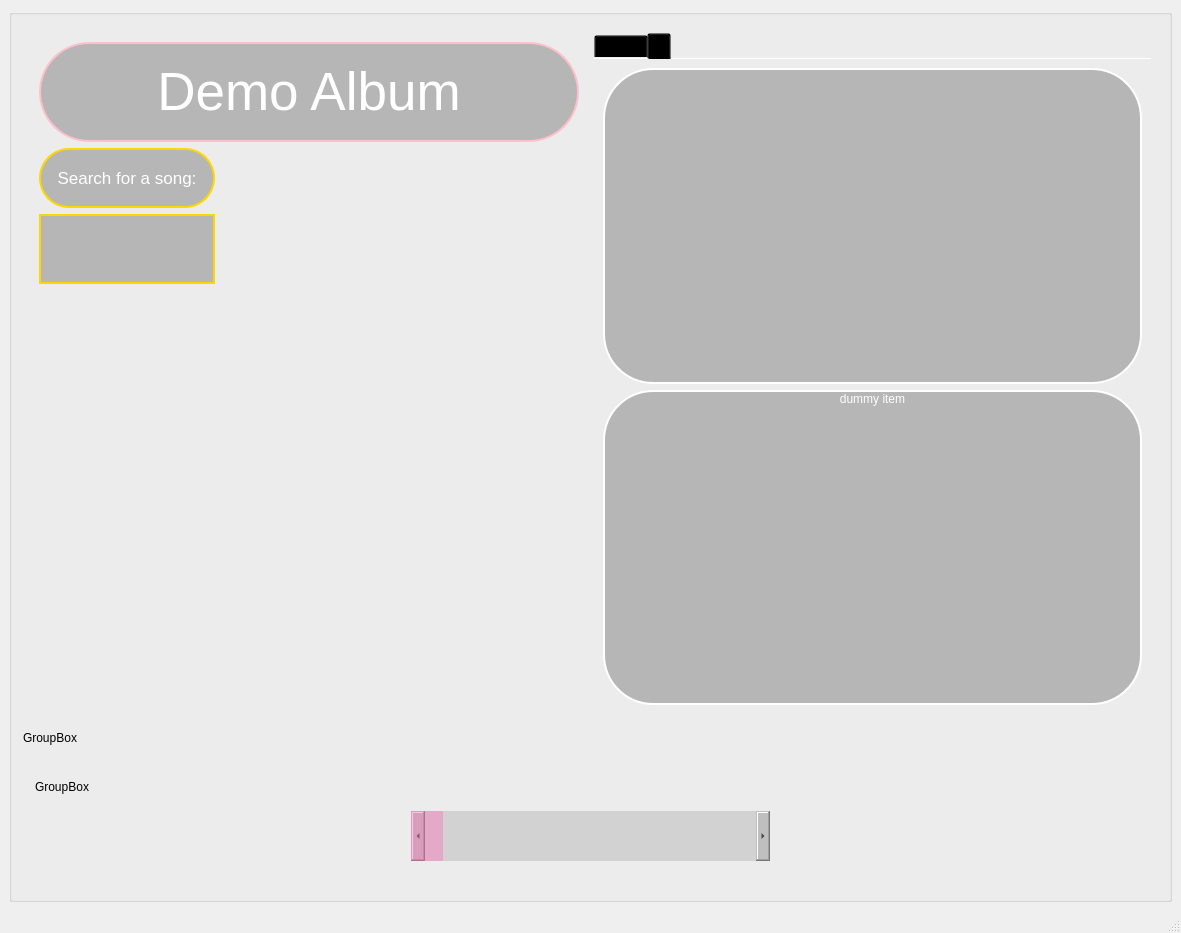
Before: the Qt Designer form ui/user_playlist_page/user_playlist.ui in incremen/CyberMusicStreaming, drawn with Qt 5.
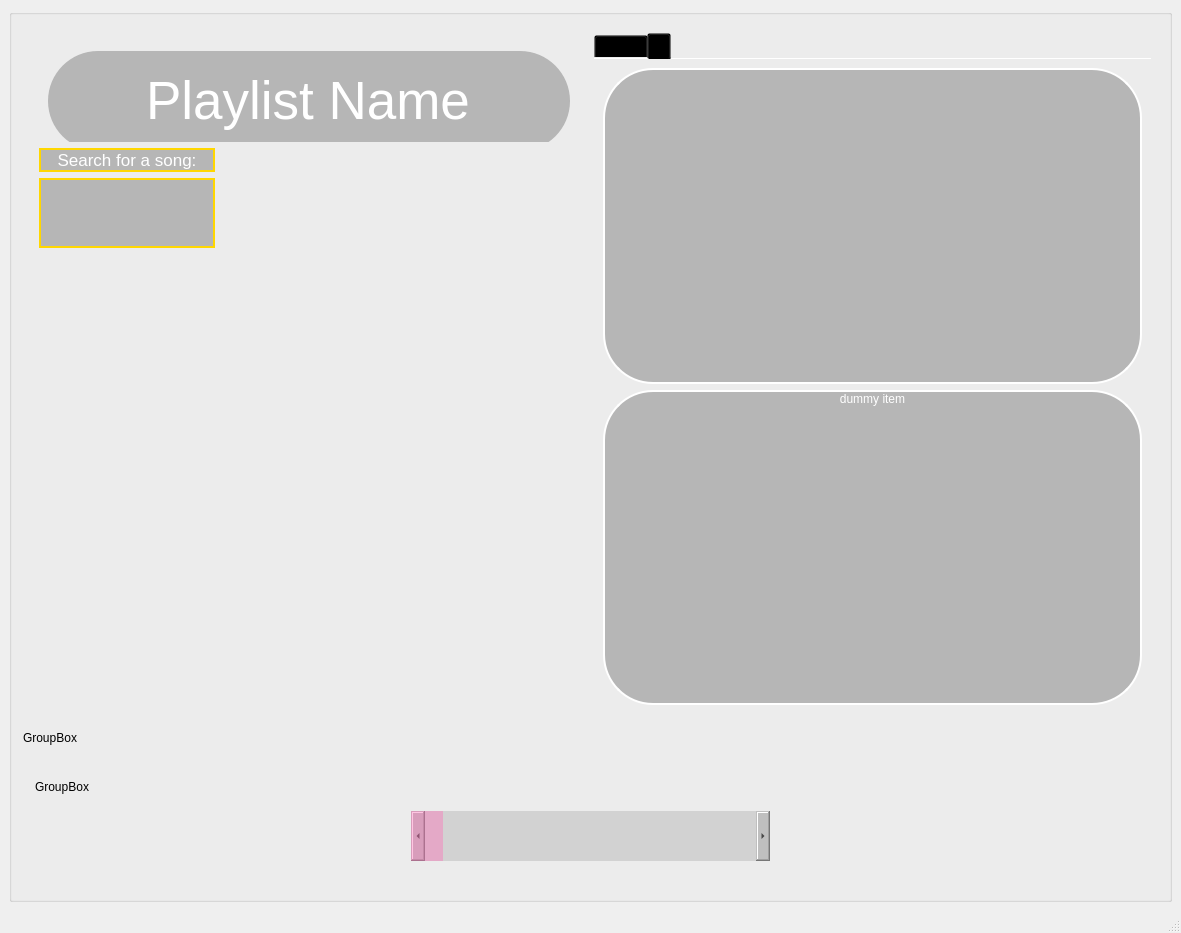
After: the same form once the commit is applied. Icons and pictures are not drawn.

Commit message: album name is replaced with a playlist name you can edit

```diff
--- a/ui/user_playlist_page/user_playlist.ui
+++ b/ui/user_playlist_page/user_playlist.ui
@@ -51,17 +51,106 @@
             <property name="flat">
              <bool>true</bool>
             </property>
-            <layout class="QGridLayout" name="gridLayout" rowstretch="1,0">
+            <layout class="QGridLayout" name="gridLayout" rowstretch="1,0,0">
+             <item row="2" column="0">
+              <spacer name="verticalSpacer">
+               <property name="orientation">
+                <enum>Qt::Vertical</enum>
+               </property>
+               <property name="sizeHint" stdset="0">
+                <size>
+                 <width>20</width>
+                 <height>40</height>
+                </size>
+               </property>
+              </spacer>
+             </item>
              <item row="0" column="0">
+              <widget class="QGroupBox" name="name_edit_box">
+               <property name="sizePolicy">
+                <sizepolicy hsizetype="Preferred" vsizetype="Minimum">
+                 <horstretch>0</horstretch>
+                 <verstretch>0</verstretch>
+                </sizepolicy>
+               </property>
+               <property name="maximumSize">
+                <size>
+                 <width>16777215</width>
+                 <height>100</height>
+                </size>
+               </property>
+               <property name="title">
+                <string/>
+               </property>
+               <layout class="QHBoxLayout" name="horizontalLayout_5">
+                <item>
+                 <widget class="QLineEdit" name="lineEdit">
+                  <property name="sizePolicy">
+                   <sizepolicy hsizetype="Expanding" vsizetype="Preferred">
+                    <horstretch>0</horstretch>
+                    <verstretch>0</verstretch>
+                   </sizepolicy>
+                  </property>
+                  <property name="minimumSize">
+                   <size>
+                    <width>0</width>
+                    <height>100</height>
+                   </size>
+                  </property>
+                  <property name="maximumSize">
+                   <size>
+                    <width>16777215</width>
+                    <height>100</height>
+                   </size>
+                  </property>
+                  <property name="font">
+                   <font>
+                    <pointsize>40</pointsize>
+                   </font>
+                  </property>
+                  <property name="styleSheet">
+                   <string notr="true"> background-color: rgba(128, 128, 128, 128);
+ border-radius: 50px;
+color: white;
+
+
+</string>
+                  </property>
+                  <property name="text">
+                   <string>Playlist Name</string>
+                  </property>
+                  <property name="alignment">
+                   <set>Qt::AlignCenter</set>
+                  </property>
+                 </widget>
+                </item>
+               </layout>
+              </widget>
+             </item>
+             <item row="1" column="0">
               <layout class="QGridLayout" name="song_grid">
-               <item row="4" column="1">
+               <item row="2" column="0">
+                <widget class="QLabel" name="label_2">
+                 <property name="text">
+                  <string/>
+                 </property>
+                </widget>
+               </item>
+               <item row="3" column="1">
                 <widget class="QLabel" name="label_3">
                  <property name="text">
                   <string/>
                  </property>
                 </widget>
                </item>
-               <item row="1" column="0">
+               <item row="3" column="2">
+                <widget class="QLabel" name="label_4">
+                 <property name="text">
+                  <string/>
+                 </property>
+                </widget>
+               </item>
+               <item row="0" column="0">
                 <widget class="QPushButton" name="search_btn">
                  <property name="sizePolicy">
                   <sizepolicy hsizetype="Minimum" vsizetype="Minimum">
@@ -94,53 +183,7 @@
                  </property>
                 </widget>
                </item>
-               <item row="0" column="0" colspan="3">
-                <widget class="QLabel" name="label">
-                 <property name="sizePolicy">
-                  <sizepolicy hsizetype="Preferred" vsizetype="Minimum">
-                   <horstretch>0</horstretch>
-                   <verstretch>0</verstretch>
-                  </sizepolicy>
-                 </property>
-                 <property name="maximumSize">
-                  <size>
-                   <width>16777215</width>
-                   <height>100</height>
-                  </size>
-                 </property>
-                 <property name="font">
-                  <font>
-                   <pointsize>40</pointsize>
-                  </font>
-                 </property>
-                 <property name="styleSheet">
-                  <string notr="true"> border: 2px solid pink;
- background-color: rgba(128, 128, 128, 128);
- border-radius: 50px;
-color: white;
-
-
-</string>
-                 </property>
-                 <property name="lineWidth">
-                  <number>3</number>
-                 </property>
-                 <property name="text">
-                  <string>Demo Album</string>
-                 </property>
-                 <property name="alignment">
-                  <set>Qt::AlignCenter</set>
-                 </property>
-                </widget>
-               </item>
-               <item row="4" column="2">
-                <widget class="QLabel" name="label_4">
-                 <property name="text">
-                  <string/>
-                 </property>
-                </widget>
-               </item>
-               <item row="2" column="0">
+               <item row="1" column="0">
                 <widget class="QLineEdit" name="search_bar">
                  <property name="sizePolicy">
                   <sizepolicy hsizetype="Minimum" vsizetype="Fixed">
@@ -164,35 +207,15 @@
                  </property>
                 </widget>
                </item>
-               <item row="3" column="0">
-                <widget class="QLabel" name="label_2">
-                 <property name="text">
-                  <string/>
-                 </property>
-                </widget>
-               </item>
               </layout>
              </item>
-             <item row="1" column="0">
-              <spacer name="verticalSpacer">
-               <property name="orientation">
-                <enum>Qt::Vertical</enum>
-               </property>
-               <property name="sizeHint" stdset="0">
-                <size>
-                 <width>20</width>
-                 <height>40</height>
-                </size>
-               </property>
-              </spacer>
-             </item>
             </layout>
            </widget>
           </item>
           <item>
-           <widget class="QTabWidget" name="right_tab">
+           <widget class="QTabWidget" name="right_tab_widget">
             <property name="sizePolicy">
-             <sizepolicy hsizetype="Minimum" vsizetype="Expanding">
+             <sizepolicy hsizetype="MinimumExpanding" vsizetype="Expanding">
               <horstretch>0</horstretch>
               <verstretch>0</verstretch>
              </sizepolicy>
@@ -252,7 +275,7 @@
                 </property>
                 <layout class="QHBoxLayout" name="horizontalLayout_4">
                  <item>
-                  <widget class="QPushButton" name="search_btn_2">
+                  <widget class="QPushButton" name="save_playlist_btn">
                    <property name="sizePolicy">
                     <sizepolicy hsizetype="Minimum" vsizetype="Minimum">
                      <horstretch>0</horstretch>
```
The commit also changes 2 other files.
